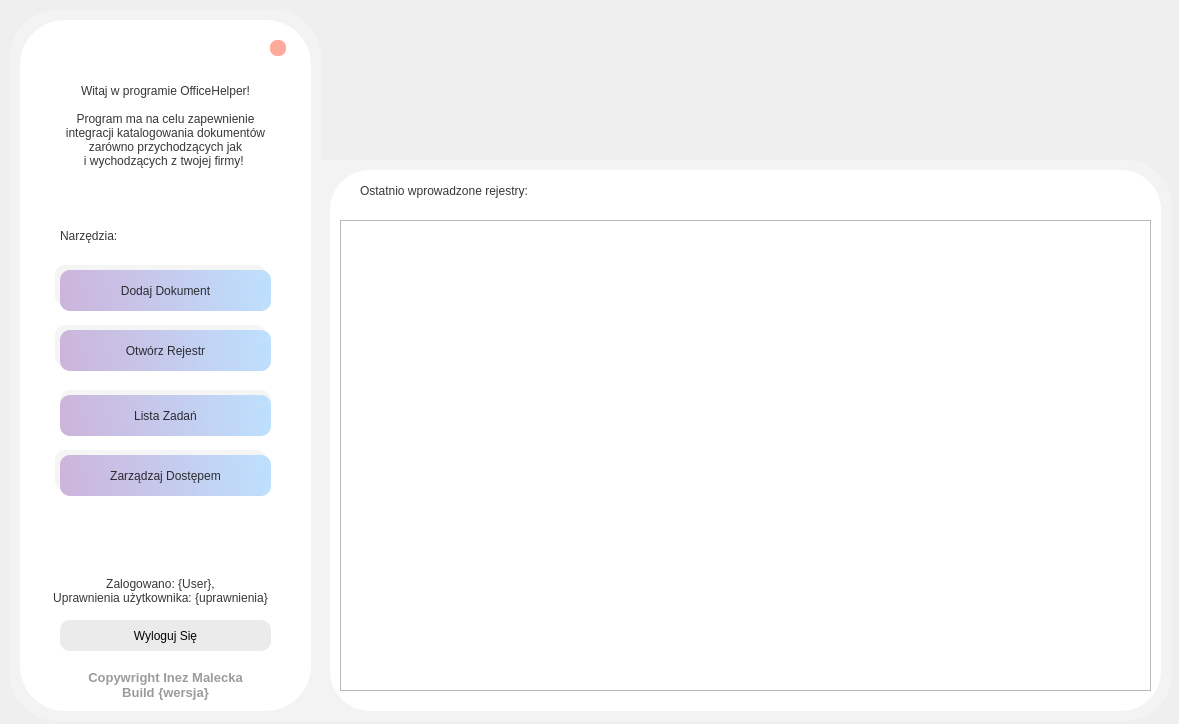
Before: the Qt Designer form program_files/ui_files/mainwindow.ui in maleckainez/Zaliczenie1IM, drawn with Qt 5.
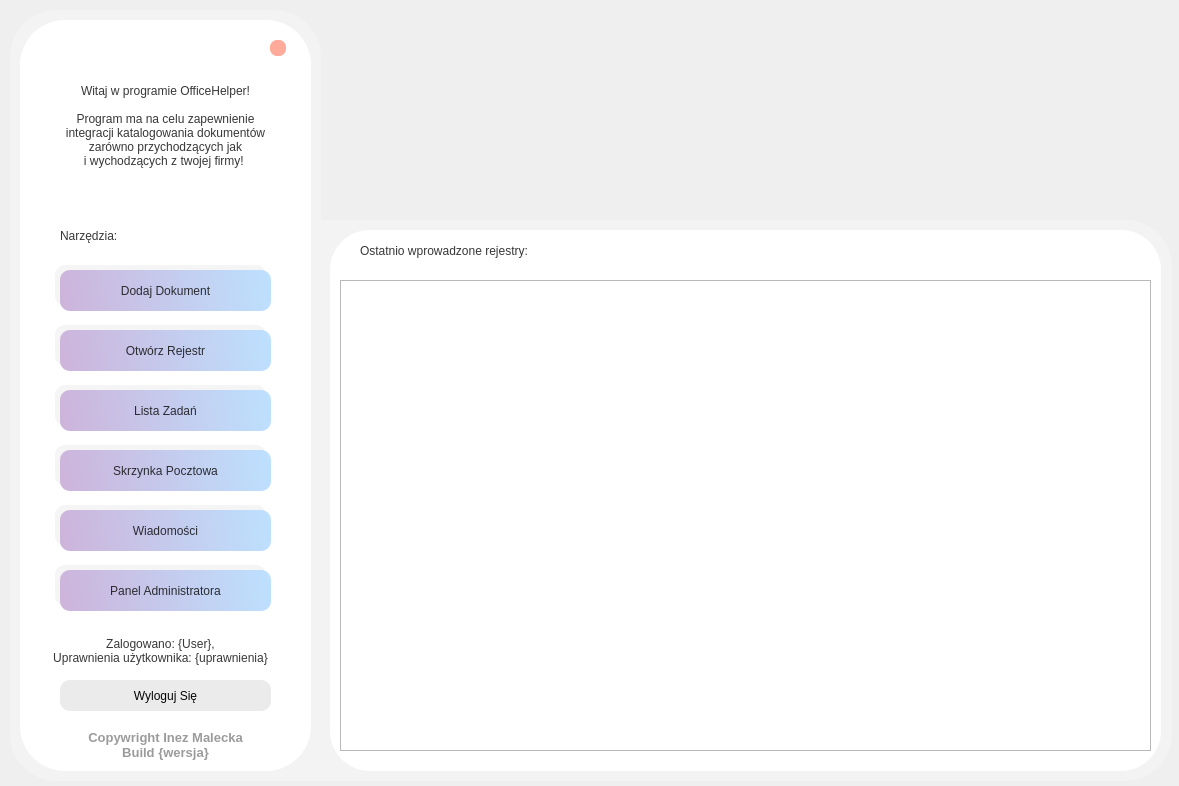
After: the same form once the commit is applied.

```diff
--- a/program_files/ui_files/mainwindow.ui
+++ b/program_files/ui_files/mainwindow.ui
@@ -7,7 +7,7 @@
     <x>0</x>
     <y>0</y>
     <width>1179</width>
-    <height>724</height>
+    <height>786</height>
    </rect>
   </property>
   <property name="windowTitle">
@@ -19,7 +19,7 @@
      <x>10</x>
      <y>10</y>
      <width>311</width>
-     <height>711</height>
+     <height>771</height>
     </rect>
    </property>
    <property name="font">
@@ -49,7 +49,7 @@
    <property name="geometry">
     <rect>
      <x>360</x>
-     <y>170</y>
+     <y>230</y>
      <width>241</width>
      <height>41</height>
     </rect>
@@ -123,6 +123,12 @@
    <property name="text">
     <string>Dodaj Dokument</string>
    </property>
+   <property name="iconSize">
+    <size>
+     <width>160</width>
+     <height>160</height>
+    </size>
+   </property>
   </widget>
   <widget class="QLabel" name="label_4">
    <property name="geometry">
@@ -163,7 +169,7 @@
    <property name="geometry">
     <rect>
      <x>20</x>
-     <y>660</y>
+     <y>720</y>
      <width>291</width>
      <height>50</height>
     </rect>
@@ -193,7 +199,7 @@
    <property name="geometry">
     <rect>
      <x>40</x>
-     <y>570</y>
+     <y>630</y>
      <width>241</width>
      <height>41</height>
     </rect>
@@ -214,7 +220,7 @@
    <property name="geometry">
     <rect>
      <x>60</x>
-     <y>620</y>
+     <y>680</y>
      <width>211</width>
      <height>31</height>
     </rect>
@@ -262,7 +268,7 @@
      <x>20</x>
      <y>20</y>
      <width>291</width>
-     <height>691</height>
+     <height>751</height>
     </rect>
    </property>
    <property name="styleSheet">
@@ -280,7 +286,7 @@
    <property name="geometry">
     <rect>
      <x>330</x>
-     <y>170</y>
+     <y>230</y>
      <width>831</width>
      <height>541</height>
     </rect>
@@ -354,7 +360,7 @@
    <property name="geometry">
     <rect>
      <x>321</x>
-     <y>160</y>
+     <y>220</y>
      <width>851</width>
      <height>561</height>
     </rect>
@@ -387,7 +393,7 @@
    <property name="geometry">
     <rect>
      <x>60</x>
-     <y>455</y>
+     <y>570</y>
      <width>211</width>
      <height>41</height>
     </rect>
@@ -411,14 +417,14 @@
 }</string>
    </property>
    <property name="text">
-    <string>Zarządzaj Dostępem</string>
+    <string>Panel Administratora</string>
    </property>
   </widget>
   <widget class="QLabel" name="tlo_dodaj_user">
    <property name="geometry">
     <rect>
      <x>55</x>
-     <y>450</y>
+     <y>565</y>
      <width>211</width>
      <height>41</height>
     </rect>
@@ -435,8 +441,8 @@
   <widget class="QLabel" name="label_10">
    <property name="geometry">
     <rect>
-     <x>60</x>
-     <y>390</y>
+     <x>55</x>
+     <y>385</y>
      <width>211</width>
      <height>41</height>
     </rect>
@@ -454,7 +460,7 @@
    <property name="geometry">
     <rect>
      <x>60</x>
-     <y>395</y>
+     <y>390</y>
      <width>211</width>
      <height>41</height>
     </rect>
@@ -485,7 +491,7 @@
    <property name="geometry">
     <rect>
      <x>340</x>
-     <y>220</y>
+     <y>280</y>
      <width>811</width>
      <height>471</height>
     </rect>
@@ -506,6 +512,104 @@
     <enum>QFrame::Raised</enum>
    </property>
   </widget>
+  <widget class="QLabel" name="label_11">
+   <property name="geometry">
+    <rect>
+     <x>55</x>
+     <y>445</y>
+     <width>211</width>
+     <height>41</height>
+    </rect>
+   </property>
+   <property name="styleSheet">
+    <string notr="true">background-color: rgba(0, 0, 0,10);
+color: rgb(0,0,0);
+border-radius:10px;</string>
+   </property>
+   <property name="text">
+    <string/>
+   </property>
+  </widget>
+  <widget class="QPushButton" name="poczta">
+   <property name="geometry">
+    <rect>
+     <x>60</x>
+     <y>450</y>
+     <width>211</width>
+     <height>41</height>
+    </rect>
+   </property>
+   <property name="styleSheet">
+    <string notr="true">QPushButton#poczta{
+	background-color: qlineargradient(spread:pad, x1:0, y1:0.505682, x2:1, y2:0.477, stop:0 rgb(205, 180, 219), stop:1 rgb(189, 224, 254));
+	font: 500 16pt &quot;Futura&quot;;
+	color:rgba(10, 10, 10, 210);
+	border-radius:10px;
+}
+
+QPushButton#poczta:hover{
+	background-color: qlineargradient(spread:pad, x1:0, y1:0.505682, x2:1, y2:0.477, stop:0 rgb(215, 190, 229), stop:1 rgb(199, 234, 255));
+}
+
+QPushButton#poczta:pressed{
+	padding-left:2px;
+	padding-top:2px;
+	background-color: qlineargradient(spread:pad, x1:0, y1:0.505682, x2:1, y2:0.477, stop:0 rgb(185, 160, 199), stop:1 rgb(169, 204, 225));
+}</string>
+   </property>
+   <property name="text">
+    <string>Skrzynka Pocztowa</string>
+   </property>
+  </widget>
+  <widget class="QLabel" name="label_12">
+   <property name="geometry">
+    <rect>
+     <x>55</x>
+     <y>505</y>
+     <width>211</width>
+     <height>41</height>
+    </rect>
+   </property>
+   <property name="styleSheet">
+    <string notr="true">background-color: rgba(0, 0, 0,10);
+color: rgb(0,0,0);
+border-radius:10px;</string>
+   </property>
+   <property name="text">
+    <string/>
+   </property>
+  </widget>
+  <widget class="QPushButton" name="wiadomosci">
+   <property name="geometry">
+    <rect>
+     <x>60</x>
+     <y>510</y>
+     <width>211</width>
+     <height>41</height>
+    </rect>
+   </property>
+   <property name="styleSheet">
+    <string notr="true">QPushButton#wiadomosci{
+	background-color: qlineargradient(spread:pad, x1:0, y1:0.505682, x2:1, y2:0.477, stop:0 rgb(205, 180, 219), stop:1 rgb(189, 224, 254));
+	font: 500 16pt &quot;Futura&quot;;
+	color:rgba(10, 10, 10, 210);
+	border-radius:10px;
+}
+
+QPushButton#wiadomosci:hover{
+	background-color: qlineargradient(spread:pad, x1:0, y1:0.505682, x2:1, y2:0.477, stop:0 rgb(215, 190, 229), stop:1 rgb(199, 234, 255));
+}
+
+QPushButton#wiadomosci:pressed{
+	padding-left:2px;
+	padding-top:2px;
+	background-color: qlineargradient(spread:pad, x1:0, y1:0.505682, x2:1, y2:0.477, stop:0 rgb(185, 160, 199), stop:1 rgb(169, 204, 225));
+}</string>
+   </property>
+   <property name="text">
+    <string>Wiadomości</string>
+   </property>
+  </widget>
   <zorder>tlo_biale_2</zorder>
   <zorder>tlo_biale</zorder>
   <zorder>label_2</zorder>
@@ -526,6 +630,10 @@
   <zorder>label_10</zorder>
   <zorder>lista_zadan</zorder>
   <zorder>widok_rejestru</zorder>
+  <zorder>label_11</zorder>
+  <zorder>poczta</zorder>
+  <zorder>label_12</zorder>
+  <zorder>wiadomosci</zorder>
  </widget>
  <resources/>
  <connections/>
```
